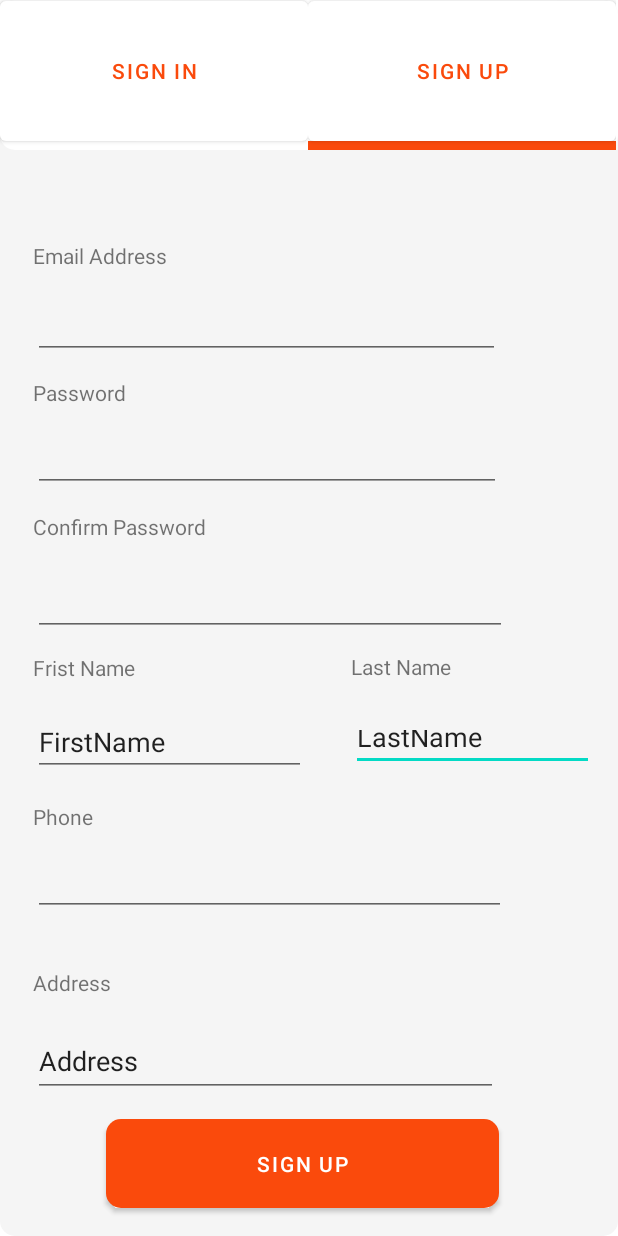
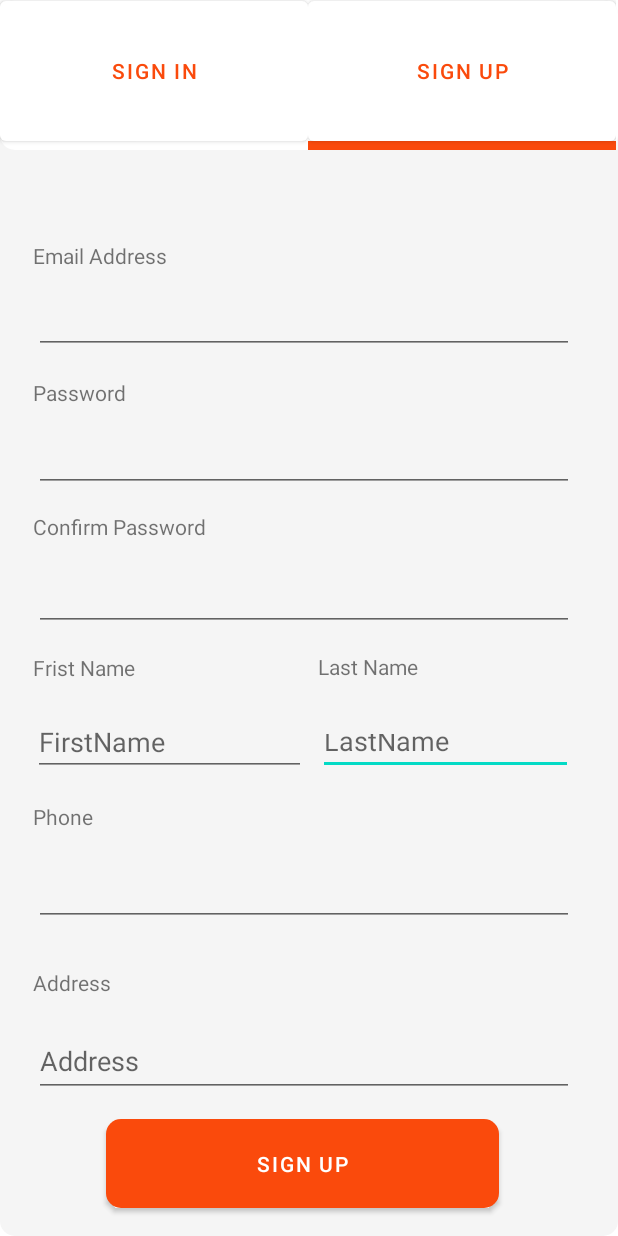
Before and after one commit to nickyallien6644/FoodOrderingSystem_Group2, an Android app: the layout activity_register.xml on its own in the app's theme, with its tools: preview values and no code run, on a phone screen of 412 x 824 dp. Run offline under Robolectric (Android 15) with nearby library versions, the phone set to English and light mode, and no system bars.

Commit message:
update mobile code sprint2

```diff
--- a/FoodOrderingSystem_Client/FoodOrderingSystem/app/src/main/java/com/example/foodorderingsystem/Activity/LoginActivity.java
+++ b/FoodOrderingSystem_Client/FoodOrderingSystem/app/src/main/java/com/example/foodorderingsystem/Activity/LoginActivity.java
@@ -43,6 +43,7 @@ public class LoginActivity extends AppCompatActivity {
     protected void onCreate(Bundle savedInstanceState) {
         super.onCreate(savedInstanceState);
         setContentView(R.layout.activity_login);
+
 
         listAccounts = new ArrayList<> ();
         ActionBar actionBar = getSupportActionBar();
@@ -102,7 +103,7 @@ public class LoginActivity extends AppCompatActivity {
             if(email.equals (account.getaEmail ()) && password.equals (account.getaPassword ())){
                 isAcount = true;
                 user = account;
-                Toast.makeText (LoginActivity.this, "Yes",Toast.LENGTH_SHORT).show();
+                Toast.makeText (LoginActivity.this, "Sign in successful",Toast.LENGTH_SHORT).show();
                 break;
             }
         }
--- a/FoodOrderingSystem_Client/FoodOrderingSystem/app/src/main/java/com/example/foodorderingsystem/Activity/MainActivity.java
+++ b/FoodOrderingSystem_Client/FoodOrderingSystem/app/src/main/java/com/example/foodorderingsystem/Activity/MainActivity.java
@@ -1,5 +1,6 @@
 package com.example.foodorderingsystem.Activity;
 
+import android.app.ActionBar;
 import android.content.Intent;
 import android.os.Bundle;
 
--- a/FoodOrderingSystem_Client/FoodOrderingSystem/app/src/main/java/com/example/foodorderingsystem/Activity/RegisterActivity.java
+++ b/FoodOrderingSystem_Client/FoodOrderingSystem/app/src/main/java/com/example/foodorderingsystem/Activity/RegisterActivity.java
@@ -67,7 +67,7 @@ public class RegisterActivity extends AppCompatActivity {
             @Override
             public void onResponse(Call<Account> call, Response<Account> response) {
                 if(response.isSuccessful()){
-                    Toast.makeText(RegisterActivity.this,"AAA",Toast.LENGTH_LONG).show();
+                    Toast.makeText(RegisterActivity.this,"Register successful",Toast.LENGTH_LONG).show();
                 }
             }
             @Override
--- a/FoodOrderingSystem_Client/FoodOrderingSystem/app/src/main/java/com/example/foodorderingsystem/Utils/Api.java
+++ b/FoodOrderingSystem_Client/FoodOrderingSystem/app/src/main/java/com/example/foodorderingsystem/Utils/Api.java
@@ -2,7 +2,7 @@ package com.example.foodorderingsystem.Utils;
 
 public class Api {
     //create string url
-    public static final String URL="http:/192.168.1.149:8080/";
+    public static final String URL="http:/192.168.1.8:8081/";
 
     public static ApiInterface getClients(){
         //return element of url
--- a/FoodOrderingSystem_Client/FoodOrderingSystem/app/src/main/res/layout/activity_register.xml
+++ b/FoodOrderingSystem_Client/FoodOrderingSystem/app/src/main/res/layout/activity_register.xml
@@ -9,17 +9,16 @@
 
     <EditText
         android:id="@+id/RetxtLastName"
-        android:layout_width="162dp"
+        android:layout_width="170dp"
         android:layout_height="37dp"
+        android:layout_marginStart="212dp"
         android:ems="10"
+        android:hint="LastName"
         android:inputType="textPersonName"
-        android:text="LastName"
         app:layout_constraintBottom_toBottomOf="parent"
-        app:layout_constraintEnd_toEndOf="parent"
-        app:layout_constraintHorizontal_bias="0.935"
         app:layout_constraintStart_toStartOf="parent"
         app:layout_constraintTop_toTopOf="parent"
-        app:layout_constraintVertical_bias="0.606" />
+        app:layout_constraintVertical_bias="0.609" />
 
     <TextView
         android:id="@+id/textView7"
@@ -155,16 +154,16 @@
 
     <EditText
         android:id="@+id/RetxtEmail"
-        android:layout_width="311dp"
+        android:layout_width="360dp"
         android:layout_height="45dp"
         android:ems="10"
         android:inputType="textEmailAddress"
         app:layout_constraintBottom_toBottomOf="parent"
         app:layout_constraintEnd_toEndOf="parent"
-        app:layout_constraintHorizontal_bias="0.22"
+        app:layout_constraintHorizontal_bias="0.431"
         app:layout_constraintStart_toStartOf="parent"
         app:layout_constraintTop_toTopOf="parent"
-        app:layout_constraintVertical_bias="0.249" />
+        app:layout_constraintVertical_bias="0.245" />
 
     <Button
         android:id="@+id/btnRegister"
@@ -185,50 +184,50 @@
 
     <EditText
         android:id="@+id/RetxtPhone"
-        android:layout_width="315dp"
+        android:layout_width="360dp"
         android:layout_height="47dp"
         android:ems="10"
         android:inputType="phone"
         app:layout_constraintBottom_toBottomOf="@+id/btnRegister"
         app:layout_constraintEnd_toEndOf="parent"
-        app:layout_constraintHorizontal_bias="0.229"
+        app:layout_constraintHorizontal_bias="0.431"
         app:layout_constraintStart_toStartOf="parent"
         app:layout_constraintTop_toTopOf="parent"
-        app:layout_constraintVertical_bias="0.743" />
+        app:layout_constraintVertical_bias="0.752" />
 
     <EditText
         android:id="@+id/RetxtConfirPass"
-        android:layout_width="312dp"
+        android:layout_width="360dp"
         android:layout_height="41dp"
         android:ems="10"
         android:inputType="textPassword"
         app:layout_constraintBottom_toBottomOf="parent"
         app:layout_constraintEnd_toEndOf="parent"
-        app:layout_constraintHorizontal_bias="0.222"
+        app:layout_constraintHorizontal_bias="0.431"
         app:layout_constraintStart_toStartOf="parent"
         app:layout_constraintTop_toTopOf="parent"
         app:layout_constraintVertical_bias="0.366" />
 
     <EditText
         android:id="@+id/RetxtPass"
-        android:layout_width="316dp"
+        android:layout_width="360dp"
         android:layout_height="46dp"
         android:ems="10"
         android:inputType="textPassword"
         app:layout_constraintBottom_toBottomOf="parent"
         app:layout_constraintEnd_toEndOf="parent"
-        app:layout_constraintHorizontal_bias="0.231"
+        app:layout_constraintHorizontal_bias="0.431"
         app:layout_constraintStart_toStartOf="parent"
         app:layout_constraintTop_toTopOf="parent"
-        app:layout_constraintVertical_bias="0.486" />
+        app:layout_constraintVertical_bias="0.482" />
 
     <EditText
         android:id="@+id/RetxtFirstName"
         android:layout_width="182dp"
         android:layout_height="40dp"
         android:ems="10"
+        android:hint="FirstName"
         android:inputType="textPersonName"
-        android:text="FirstName"
         app:layout_constraintBottom_toBottomOf="parent"
         app:layout_constraintEnd_toEndOf="parent"
         app:layout_constraintHorizontal_bias="0.096"
@@ -238,14 +237,14 @@
 
     <EditText
         android:id="@+id/RetxtAddress"
-        android:layout_width="310dp"
+        android:layout_width="360dp"
         android:layout_height="48dp"
         android:ems="10"
+        android:hint="Address"
         android:inputType="textPersonName"
-        android:text="Address"
         app:layout_constraintBottom_toBottomOf="parent"
         app:layout_constraintEnd_toEndOf="parent"
-        app:layout_constraintHorizontal_bias="0.217"
+        app:layout_constraintHorizontal_bias="0.431"
         app:layout_constraintStart_toStartOf="parent"
         app:layout_constraintTop_toTopOf="parent"
         app:layout_constraintVertical_bias="0.881" />
--- a/FoodOrderingSystem_Server/APIMysql/src/main/java/com/example/apimysql/DAO/AccountDAO.java
+++ b/FoodOrderingSystem_Server/APIMysql/src/main/java/com/example/apimysql/DAO/AccountDAO.java
@@ -27,7 +27,7 @@ public class AccountDAO implements AccountInterface {
 
     @Override
     public int add(Account account) {
-        String sql = "insert into account(roleID,aEmail,aPassword,aCoins,aFirstname,aLastname,aPhone,aAddress,aStatus)values(?,?,?,?,?,?,?,?,?)";
-        return template.update(sql, account.getRoleID(), account.getaEmail(),account.getaPassword(), account.getaCoins(), account.getaFirstname(), "yy" ,account.getaPhone(), account.getaAddress(),account.getaStatus());
+        String sql = "insert into account(roleID,aEmail,aPassword,aCoins,aFirstname,aLastname,aPhone,aAddress,aStatus)values(?,?,MD5(?),?,?,?,?,?,?)";
+        return template.update(sql, account.getRoleID(), account.getaEmail(),account.getaPassword(), account.getaCoins(), account.getaFirstname(), "Nguyen" ,account.getaPhone(), account.getaAddress(),account.getaStatus());
     }
 }
--- a/FoodOrderingSystem_Server/APIMysql/src/main/resources/application.properties
+++ b/FoodOrderingSystem_Server/APIMysql/src/main/resources/application.properties
@@ -5,3 +5,4 @@ spring.datasource.username=uobol8sky4xqltix
 spring.datasource.password=TFYvbuHyW0V23VkZTS9K
 spring.datasource.testWhileIdle=true
 spring.datasource.validationQuery=SELECT 1
+server.port=8081
```
Also changed, not shown: FoodOrderingSystem_Client/FoodOrderingSystem/app/src/main/AndroidManifest.xml (+11 -12 lines), FoodOrderingSystem_Client/FoodOrderingSystem/app/src/main/java/com/example/foodorderingsystem/Utils/AccountInterface.java (deleted, +0 -24 lines).
